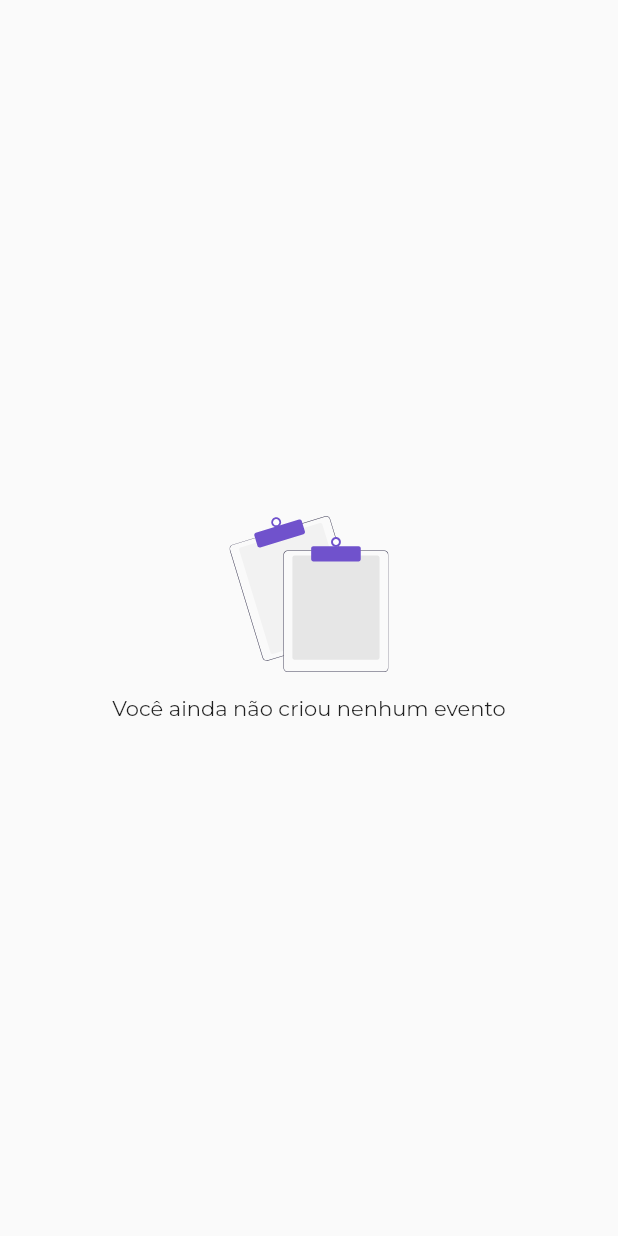
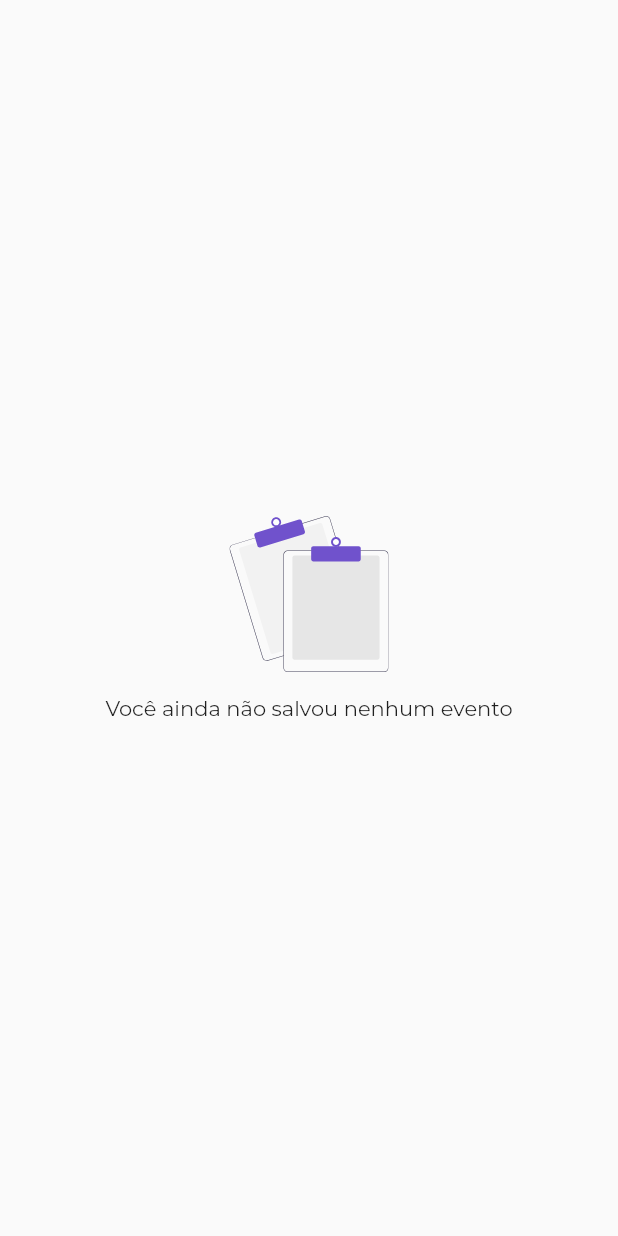
Before and after one commit to joao217x/event_keeper, a Flutter app: the SavedEventEmptyListTab screen opened directly, on a phone screen of 412 x 824 dp. Run offline on Flutter 3.47's test engine with Material 2 defaults, Android fonts, the phone set to English and light mode, and no system bars; our stand-ins replace another_flushbar, dio, firebase_auth, firebase_core, flutter_dotenv, flutter_keyboard_visibility and 7 more; accounts and stored records are empty; generated files the repository leaves out were written again; network calls fail.

Commit message:
iconButton opcional e pequenos ajustes

```diff
--- a/lib/features/home/view/home_screen.dart
+++ b/lib/features/home/view/home_screen.dart
@@ -51,7 +51,7 @@ class HomeScreen extends StatelessWidget {
           child: TabBarView(
             children: [
               SoftEventsTabs(),
-              const SavedEventsTabs(),
+              SavedEventsTabs(),
             ],
           ),
         ),
--- a/lib/features/home/view/tabs/saved_events/error/saved_event_empty_list_tab.dart
+++ b/lib/features/home/view/tabs/saved_events/error/saved_event_empty_list_tab.dart
@@ -23,7 +23,7 @@ class _SavedEventEmptyListTabState extends State<SavedEventEmptyListTab> {
           const Padding(
             padding: EdgeInsets.only(top: 15),
             child: Text(
-              'Você ainda não criou nenhum evento',
+              'Você ainda não salvou nenhum evento',
             ),
           ),
         ],
--- a/lib/shared/components/event_card.dart
+++ b/lib/shared/components/event_card.dart
@@ -4,7 +4,7 @@ import 'package:flutter/material.dart';
 class EventCard extends StatelessWidget {
   final String weekDay;
   final String dayAndMonth;
-  final IconButton iconButton;
+  final IconButton? iconButton;
   final String thumbnail;
   final String eventName;
   final String eventDescription;
@@ -16,7 +16,7 @@ class EventCard extends StatelessWidget {
     Key? key,
     required this.weekDay,
     required this.dayAndMonth,
-    required this.iconButton,
+    this.iconButton,
     required this.thumbnail,
     required this.eventName,
     required this.eventDescription,
@@ -58,7 +58,7 @@ class EventCard extends StatelessWidget {
             mainAxisAlignment: MainAxisAlignment.spaceBetween,
             children: [
               _eventDate(),
-              iconButton,
+              iconButton ?? Container(),
             ],
           ),
         ),
```
